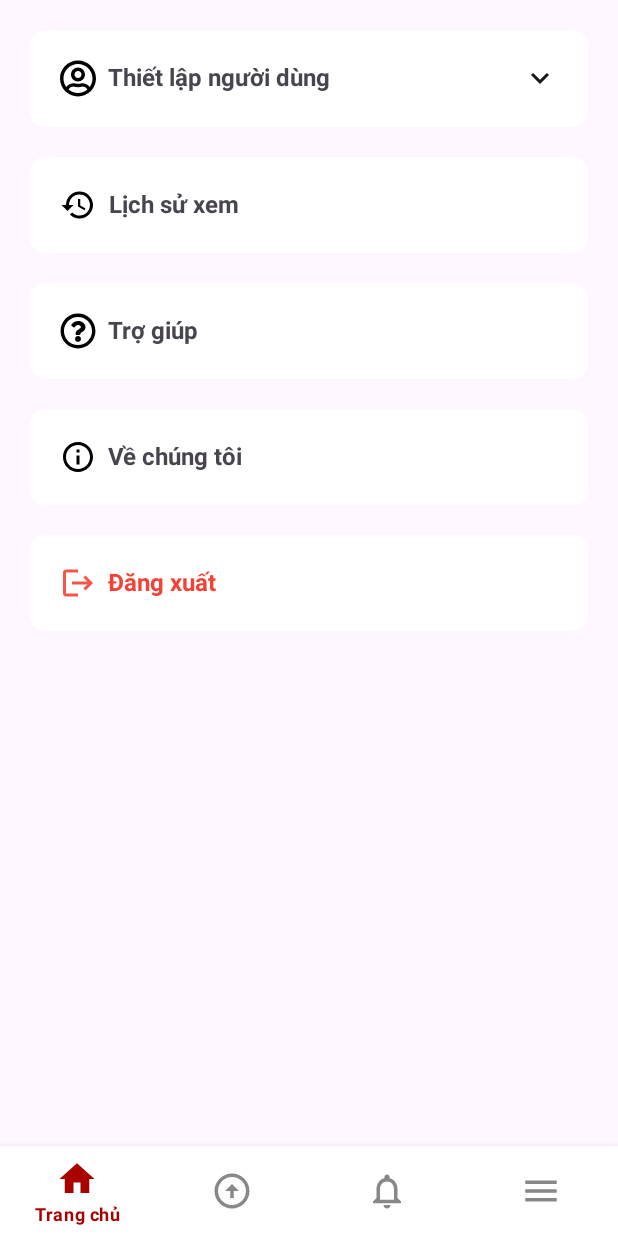
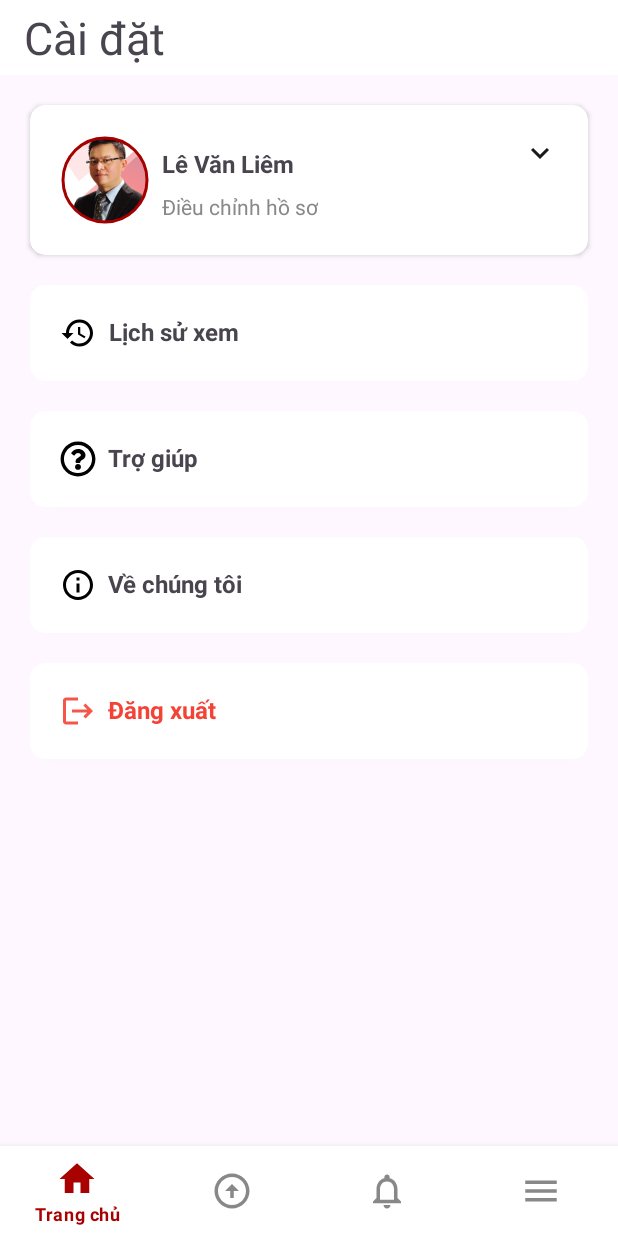
Before and after one commit to truonggiahuy8423/NewsAndroidApplication, an Android app: the fragment SettingFragment placed in its activity, on a phone screen of 412 x 824 dp. Run offline under Robolectric (Android 15) with nearby library versions, the phone set to English and light mode, and no system bars; our stand-ins replace data binding.

Commit message:
fixed setting page title & user setting title

```diff
--- a/app/src/main/java/com/example/newsandroidproject/Fragment/SettingFragment.java
+++ b/app/src/main/java/com/example/newsandroidproject/Fragment/SettingFragment.java
@@ -6,6 +6,7 @@ import android.os.Bundle;
 import android.transition.AutoTransition;
 import android.transition.TransitionManager;
 import android.view.LayoutInflater;
+import android.view.Menu;
 import android.view.View;
 import android.view.ViewGroup;
 import android.widget.AdapterView;
@@ -14,6 +15,7 @@ import android.widget.Button;
 import android.widget.LinearLayout;
 import android.widget.ListView;
 import android.widget.Toast;
+import androidx.appcompat.widget.Toolbar;
 
 import androidx.cardview.widget.CardView;
 import androidx.constraintlayout.widget.ConstraintLayout;
@@ -30,6 +32,7 @@ import java.util.List;
  * create an instance of this fragment.
  */
 public class SettingFragment extends Fragment {
+    private Toolbar toolbar;
 
     // TODO: Rename parameter arguments, choose names that match
     // the fragment initialization parameters, e.g. ARG_ITEM_NUMBER
@@ -76,6 +79,7 @@ public class SettingFragment extends Fragment {
     public View onCreateView(LayoutInflater inflater, ViewGroup container,
                              Bundle savedInstanceState) {
         rootView = inflater.inflate(R.layout.fragment_setting, container, false);
+        toolbar = rootView.findViewById(R.id.topToolBarSettingPage);
         LinearLayout layoutSettingPage = rootView.findViewById(R.id.layoutSettingPage);
         ConstraintLayout csUserSetting = rootView.findViewById(R.id.csUserSetting);
         CardView userSetting = rootView.findViewById(R.id.crdvUserSetting);
@@ -119,6 +123,7 @@ public class SettingFragment extends Fragment {
         return rootView;
     }
 
+
     private void openHistoryFragment() {
         MainActivity mainActivity = (MainActivity) getActivity();
         if (mainActivity != null) {
--- a/app/src/main/res/layout/fragment_setting.xml
+++ b/app/src/main/res/layout/fragment_setting.xml
@@ -13,6 +13,36 @@
         android:layout_height="match_parent"
         android:orientation="vertical"
         android:animateLayoutChanges="true">
+        <androidx.appcompat.widget.Toolbar
+            android:id="@+id/topToolBarSettingPage"
+            android:layout_width="match_parent"
+            android:layout_height="50dp"
+            android:paddingStart="0dp"
+            android:paddingEnd="18dp"
+            android:paddingBottom="0dp"
+            app:layout_constraintEnd_toEndOf="parent"
+            app:layout_constraintStart_toStartOf="parent"
+            app:layout_constraintTop_toTopOf="parent"
+            android:background="@color/white">
+
+            <LinearLayout
+                android:layout_width="match_parent"
+                android:layout_height="wrap_content"
+                android:paddingBottom="0dp"
+                android:gravity="center_vertical"
+                android:orientation="horizontal"
+                tools:layout_editor_absoluteX="16dp"
+                tools:layout_editor_absoluteY="17dp">
+
+                <TextView
+                    android:id="@+id/txtSettingTitle"
+                    android:layout_width="wrap_content"
+                    android:layout_height="wrap_content"
+                    android:text="Cài đặt"
+                    android:textSize="30dp" />
+
+            </LinearLayout>
+        </androidx.appcompat.widget.Toolbar>
 
         <androidx.cardview.widget.CardView
             android:id="@+id/crdvUserSetting"
@@ -31,21 +61,26 @@
                 android:layout_height="wrap_content"
                 android:animateLayoutChanges="true">
 
-                <ImageView
+                <com.google.android.material.imageview.ShapeableImageView
                     android:id="@+id/ic_usrSetting"
-                    android:layout_width="wrap_content"
-                    android:layout_height="wrap_content"
-                    android:src="@drawable/ic_user_account"
+                    android:layout_width="60dp"
+                    android:layout_height="60dp"
+                    android:padding="2dp"
+                    android:src="@drawable/ava"
                     app:layout_constraintStart_toStartOf="parent"
-                    app:layout_constraintTop_toTopOf="parent" />
+                    app:layout_constraintTop_toTopOf="parent"
+                    app:shapeAppearanceOverlay="@style/circular_50"
+                    app:strokeColor="@color/myprimary"
+                    app:strokeWidth="2dp" />
 
                 <TextView
-                    android:id="@+id/txtUsrSetting"
+                    android:id="@+id/txtUsrNameSetting"
                     android:layout_width="wrap_content"
                     android:layout_height="wrap_content"
                     android:layout_marginStart="8dp"
+                    android:layout_marginTop="8dp"
                     android:gravity="center_horizontal"
-                    android:text="Thiết lập người dùng"
+                    android:text="Lê Văn Liêm"
                     android:textSize="16sp"
                     android:textStyle="bold"
                     app:layout_constraintStart_toEndOf="@+id/ic_usrSetting"
@@ -68,6 +103,17 @@
                     app:layout_constraintEnd_toEndOf="parent"
                     app:layout_constraintStart_toStartOf="parent"
                     app:layout_constraintTop_toBottomOf="@+id/ic_usrSetting" />
+
+                <TextView
+                    android:id="@+id/txtUsrSetting"
+                    android:layout_width="wrap_content"
+                    android:layout_height="wrap_content"
+                    android:layout_marginStart="8dp"
+                    android:layout_marginTop="8dp"
+                    android:text="Điều chỉnh hồ sơ"
+                    app:layout_constraintStart_toEndOf="@+id/ic_usrSetting"
+                    app:layout_constraintTop_toBottomOf="@+id/txtUsrNameSetting"
+                    android:textColor="@color/primaryTextColor"/>
 
             </androidx.constraintlayout.widget.ConstraintLayout>
 
```
